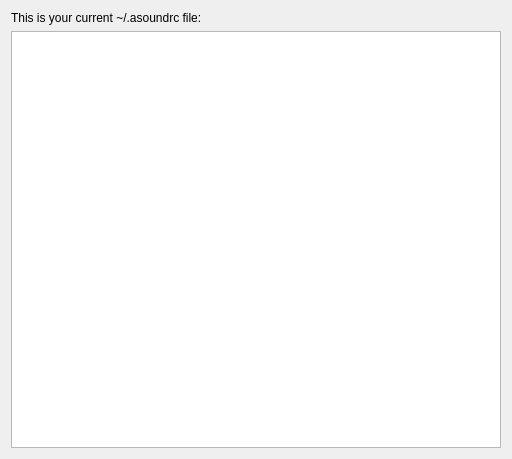
Old version of the form resources/ui/cadence_tb_alsa.ui in the repository falkTX/Cadence.
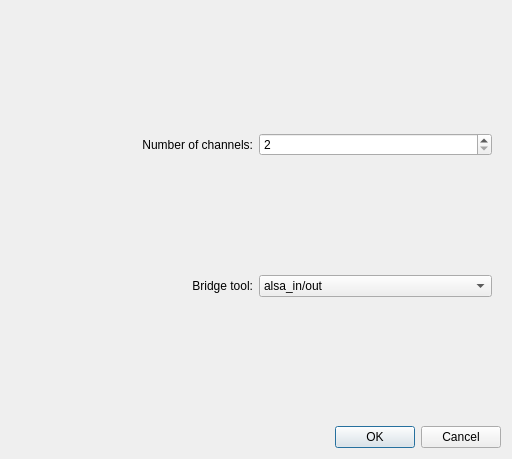
New version of the form. The open tabs and pages were chosen to show the change.

Commit message: Cadence: Implement multiple aloop channels and zita support

Diff of the .ui file:
```diff
--- a/resources/ui/cadence_tb_alsa.ui
+++ b/resources/ui/cadence_tb_alsa.ui
@@ -15,14 +15,83 @@
   </property>
   <layout class="QVBoxLayout" name="verticalLayout">
    <item>
-    <widget class="QLabel" name="label">
-     <property name="text">
-      <string>This is your current ~/.asoundrc file:</string>
+    <widget class="QStackedWidget" name="stackedWidget">
+     <property name="currentIndex">
+      <number>0</number>
      </property>
+     <widget class="QWidget" name="page">
+      <layout class="QVBoxLayout" name="verticalLayout_2">
+       <property name="margin">
+        <number>0</number>
+       </property>
+       <item>
+        <widget class="QLabel" name="label">
+         <property name="text">
+          <string>This is your current ~/.asoundrc file:</string>
+         </property>
+        </widget>
+       </item>
+       <item>
+        <widget class="QTextBrowser" name="textBrowser"/>
+       </item>
+      </layout>
+     </widget>
+     <widget class="QWidget" name="page_2">
+      <layout class="QGridLayout" name="gridLayout">
+       <item row="0" column="0">
+        <widget class="QLabel" name="label_2">
+         <property name="text">
+          <string>Number of channels:</string>
+         </property>
+         <property name="alignment">
+          <set>Qt::AlignRight|Qt::AlignTrailing|Qt::AlignVCenter</set>
+         </property>
+        </widget>
+       </item>
+       <item row="0" column="1">
+        <widget class="QSpinBox" name="spinBox">
+         <property name="minimum">
+          <number>2</number>
+         </property>
+         <property name="maximum">
+          <number>16</number>
+         </property>
+        </widget>
+       </item>
+       <item row="1" column="0">
+        <widget class="QLabel" name="label_3">
+         <property name="text">
+          <string>Bridge tool:</string>
+         </property>
+         <property name="alignment">
+          <set>Qt::AlignRight|Qt::AlignTrailing|Qt::AlignVCenter</set>
+         </property>
+        </widget>
+       </item>
+       <item row="1" column="1">
+        <widget class="QComboBox" name="comboBox">
+         <item>
+          <property name="text">
+           <string>alsa_in/out</string>
+          </property>
+         </item>
+         <item>
+          <property name="text">
+           <string>zita_a2j/j2a (EXPERIMENTAL)</string>
+          </property>
+         </item>
+        </widget>
+       </item>
+      </layout>
+     </widget>
     </widget>
    </item>
    <item>
-    <widget class="QTextBrowser" name="textBrowser"/>
+    <widget class="QDialogButtonBox" name="buttonBox">
+     <property name="standardButtons">
+      <set>QDialogButtonBox::Cancel|QDialogButtonBox::Ok</set>
+     </property>
+    </widget>
    </item>
   </layout>
  </widget>
```
Left out of the diff: 35 changed lines with no effect on the pictures. The commit also changes 5 other files.
